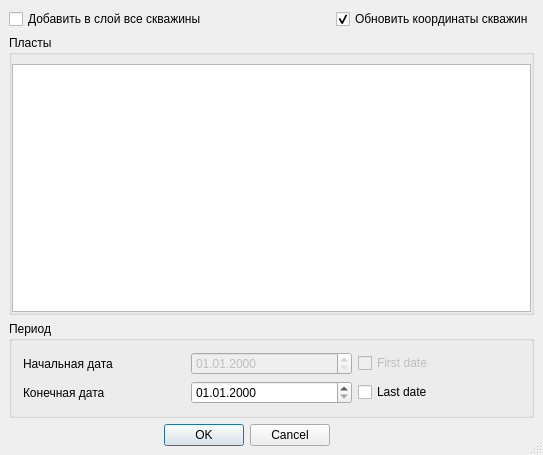
First picture: the form in qgis_pds_production_base.ui, repository vvkond/QGIS, before the edit.
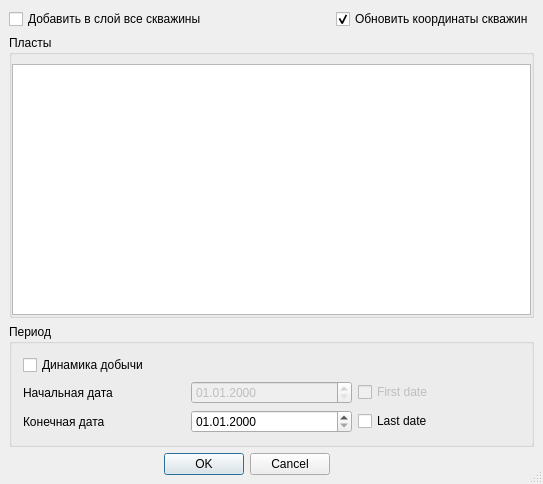
Second picture: the form after the edit. Icons and pictures are not drawn.

Commit message: Динамика добычи

Diff of the .ui file:
```diff
--- a/qgis_pds_production_base.ui
+++ b/qgis_pds_production_base.ui
@@ -7,7 +7,7 @@
     <x>0</x>
     <y>0</y>
     <width>543</width>
-    <height>455</height>
+    <height>484</height>
    </rect>
   </property>
   <property name="windowTitle">
@@ -149,6 +149,13 @@
         </property>
        </widget>
       </item>
+      <item row="0" column="1">
+       <widget class="QCheckBox" name="mDynamicCheckBox">
+        <property name="text">
+         <string>Динамика добычи</string>
+        </property>
+       </widget>
+      </item>
      </layout>
     </widget>
    </item>
```
The commit also changes 3 other files.
